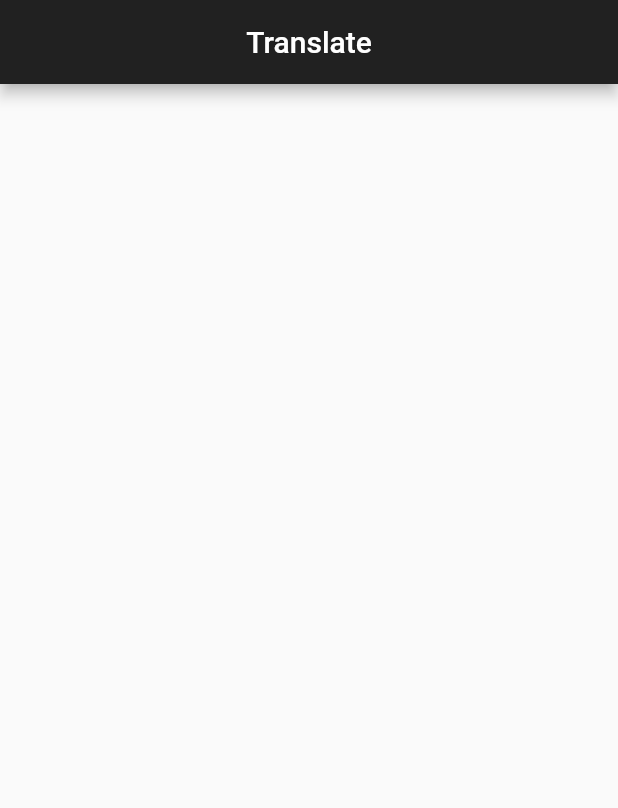
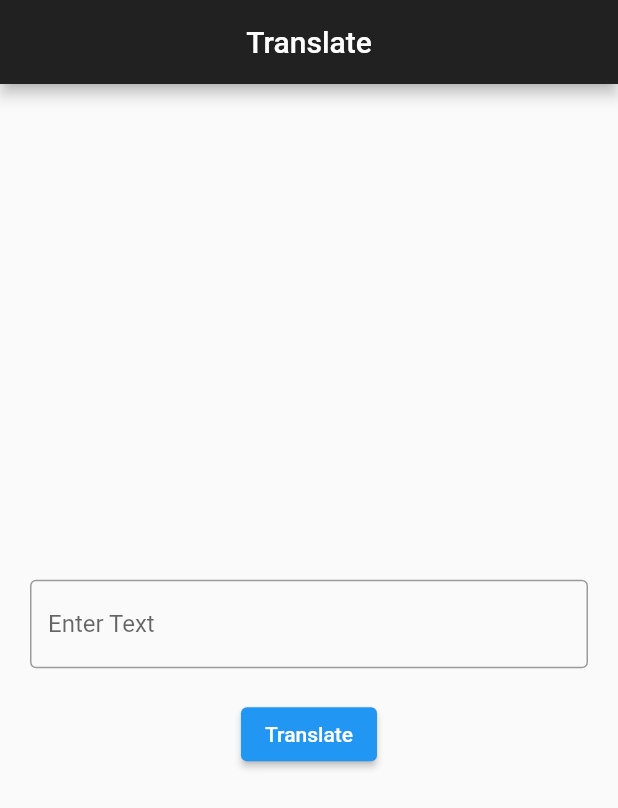
Before and after one commit to seannn9/Translate, a Flutter app: the screen it shows after launch, on a phone screen of 412 x 824 dp. Shown: the top 808 px of the screen. Run offline on Flutter 3.47's test engine with Material 2 defaults, Android fonts, the phone set to English and light mode, and no system bars; our stand-ins replace flutter_tts; missing offline and left inert: translator.

Commit message:
initial commit

```diff
--- a/lib/main.dart
+++ b/lib/main.dart
@@ -1,6 +1,8 @@
 import 'package:flutter/material.dart';
 import 'package:flutter_tts/flutter_tts.dart';
 import 'package:translator/translator.dart';
+
+const List<String> list = <String>['English', 'Japanese', 'Filipino'];
 
 void main() {
   runApp(const MyApp());
@@ -14,19 +16,42 @@ class MyApp extends StatefulWidget {
 }
 
 class _MyAppState extends State<MyApp> {
+  String dropdownValue = list.first;
   @override
   Widget build(BuildContext context) {
     return MaterialApp(
       home: Scaffold(
+
         appBar: AppBar(
           title: Text("Translate"),
           centerTitle: true,
           backgroundColor: Colors.grey[900],
         ),
-        body: SafeArea(
+        body: Center(
           child: Column(
+            mainAxisAlignment: MainAxisAlignment.center,
             children: [
-
+              Row(
+                children: [
+                  Expanded(child: Padding(
+                    padding: EdgeInsets.all(20.0),
+                    child: TextFormField(
+                      decoration: InputDecoration(
+                        border: OutlineInputBorder(),
+                        hintText: "Enter Text"
+                      ),
+                    )
+                  )),
+                ],
+              ),
+              ElevatedButton(
+                onPressed: () {
+                  print("Translated");
+                },
+                child: Text(
+                  "Translate"
+                ),
+              ),
             ],
           ),
         )
```
